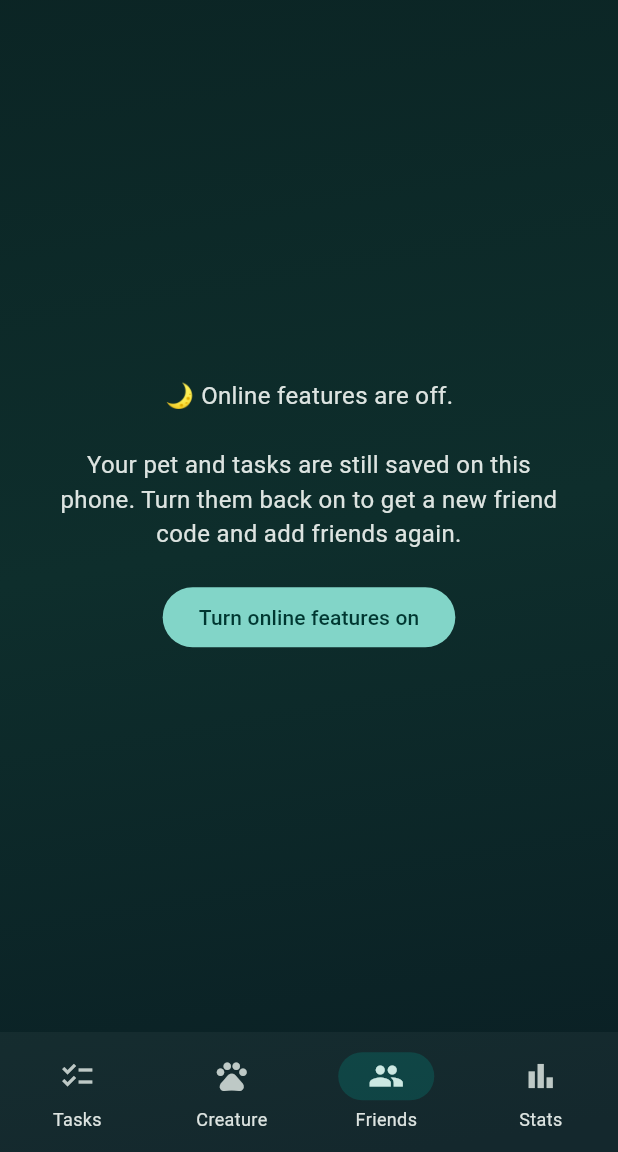
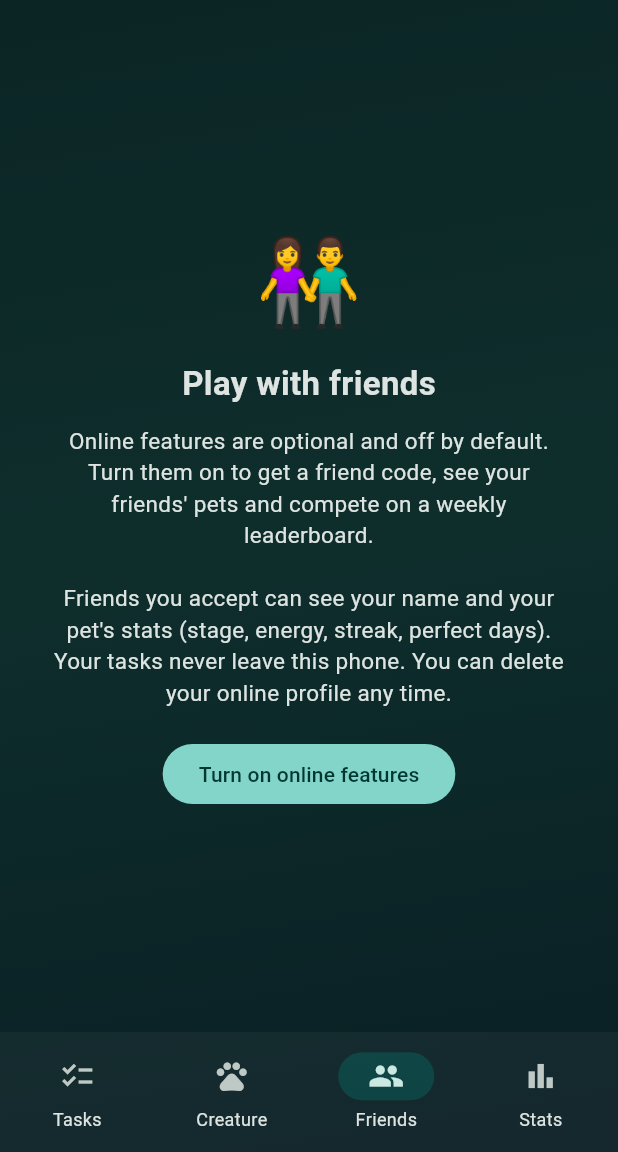
Before and after one commit to tanmaz09/TaskPet, a Flutter app: the HomeScreen screen opened directly with empty values, item 3 of the bottom bar chosen, on a phone screen of 412 x 824 dp, the part 84-1236 px from its top. Run offline on Flutter 3.47's test engine with Material 3 defaults, Android fonts, the phone set to English and light mode, and no system bars; our stand-ins replace confetti, file_picker, flutter_local_notifications, flutter_timezone, share_plus, shared_preferences and 1 more; accounts and stored records are empty.

Commit message:
Refactor friends page build logic and UI text
Updated the logic in the build method to handle Firebase configuration. Modified text and layout in the _offBody widget for clarity.

```diff
--- a/lib/screens/friends_page.dart
+++ b/lib/screens/friends_page.dart
@@ -214,24 +214,38 @@ class _FriendsPageState extends State<FriendsPage> {
 
   @override
   Widget build(BuildContext context) {
-    return ValueListenableBuilder<bool>(
+        return ValueListenableBuilder<bool>(
       valueListenable: SyncService.instance.enabled,
-      builder: (context, on, _) => on ? _onlineBody() : _offBody(),
+      builder: (context, on, _) =>
+          (on || !FirebaseConfig.isConfigured) ? _onlineBody() : _offBody(),
     );
   }
 
-  /// Shown after the online profile was deleted.
+    /// Shown until the user opts in, and again after the online profile is
+  /// deleted.
   Widget _offBody() {
     return Center(
-      child: Padding(
+      child: SingleChildScrollView(
         padding: const EdgeInsets.all(32),
         child: Column(
           mainAxisSize: MainAxisSize.min,
           children: [
+            const Text('👫', style: TextStyle(fontSize: 56)),
+            const SizedBox(height: 12),
             const Text(
-              '🌙 Online features are off.\n\nYour pet and tasks are still saved on this phone. Turn them back on to get a new friend code and add friends again.',
+              'Play with friends',
+              style: TextStyle(fontSize: 22, fontWeight: FontWeight.bold),
+            ),
+            const SizedBox(height: 12),
+            const Text(
+              'Online features are optional and off by default. Turn them on '
+              'to get a friend code, see your friends\' pets and compete on a '
+              'weekly leaderboard.\n\n'
+              'Friends you accept can see your name and your pet\'s stats '
+              '(stage, energy, streak, perfect days). Your tasks never leave '
+              'this phone. You can delete your online profile any time.',
               textAlign: TextAlign.center,
-              style: TextStyle(fontSize: 16),
+              style: TextStyle(fontSize: 15),
             ),
             const SizedBox(height: 20),
             FilledButton(
@@ -245,7 +259,7 @@ class _FriendsPageState extends State<FriendsPage> {
                   _refreshIfStale();
                 }
               },
-              child: const Text('Turn online features on'),
+              child: const Text('Turn on online features'),
             ),
           ],
         ),
```
